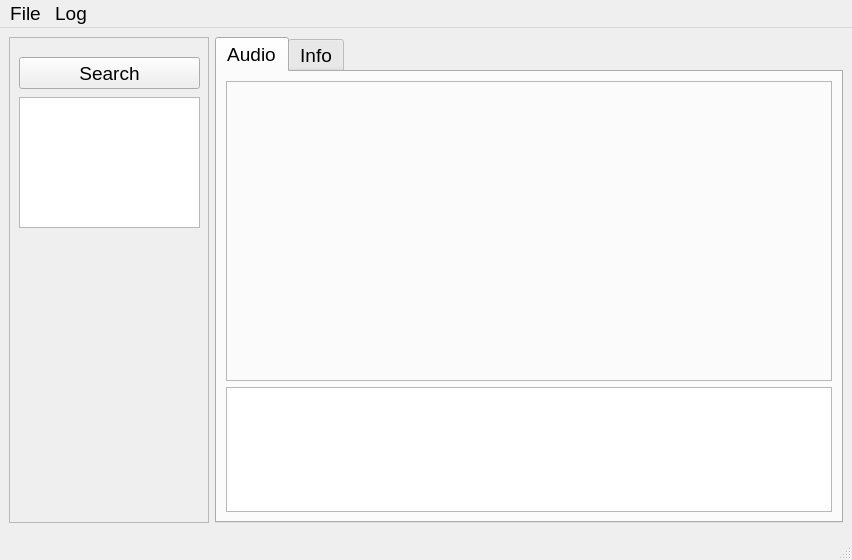
First picture: the form in software/wiz-iot-gui/ui/ui_main.ui, repository chcbaram/wiznet-iot-speaker, before the edit.
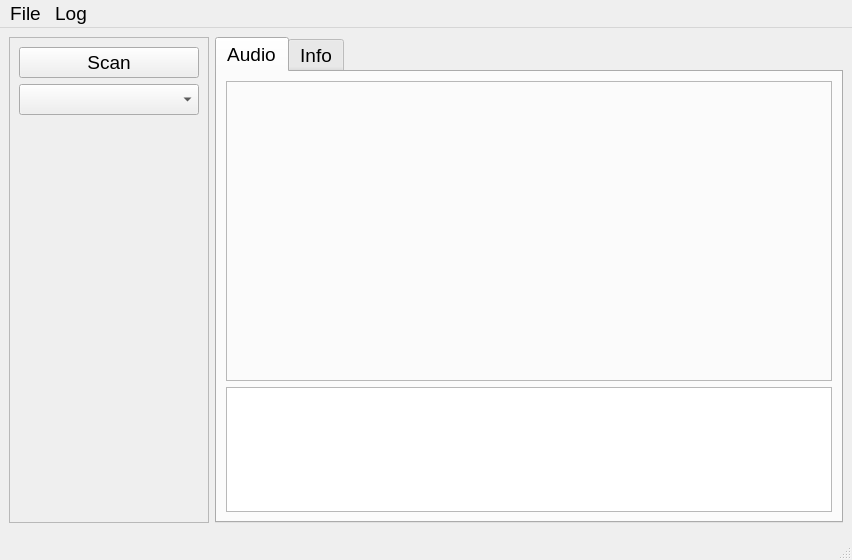
Second picture: the form after the edit.

Commit message: GUI 구현 중

The edit to the form file:
```diff
--- a/software/wiz-iot-gui/ui/ui_main.ui
+++ b/software/wiz-iot-gui/ui/ui_main.ui
@@ -34,29 +34,34 @@
       <property name="frameShadow">
        <enum>QFrame::Raised</enum>
       </property>
-      <widget class="QPushButton" name="pushButton">
-       <property name="geometry">
-        <rect>
-         <x>10</x>
-         <y>20</y>
-         <width>181</width>
-         <height>32</height>
-        </rect>
+      <layout class="QVBoxLayout" name="verticalLayout_2">
+       <property name="spacing">
+        <number>-1</number>
        </property>
-       <property name="text">
-        <string>Search</string>
-       </property>
-      </widget>
-      <widget class="QTableView" name="tableView">
-       <property name="geometry">
-        <rect>
-         <x>10</x>
-         <y>60</y>
-         <width>181</width>
-         <height>131</height>
-        </rect>
-       </property>
-      </widget>
+       <item>
+        <widget class="QPushButton" name="btn_scan">
+         <property name="text">
+          <string>Scan</string>
+         </property>
+        </widget>
+       </item>
+       <item>
+        <widget class="QComboBox" name="combo_device"/>
+       </item>
+       <item>
+        <spacer name="verticalSpacer">
+         <property name="orientation">
+          <enum>Qt::Vertical</enum>
+         </property>
+         <property name="sizeHint" stdset="0">
+          <size>
+           <width>20</width>
+           <height>40</height>
+          </size>
+         </property>
+        </spacer>
+       </item>
+      </layout>
      </widget>
     </item>
     <item>
```
The commit also changes 4 other files.
